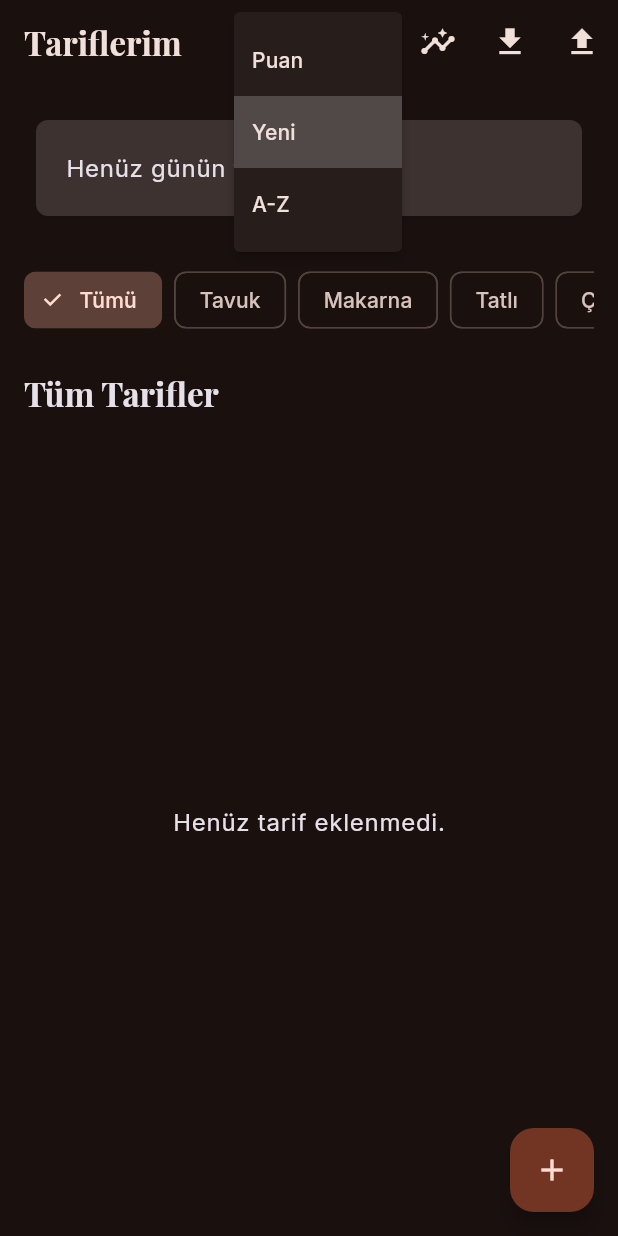
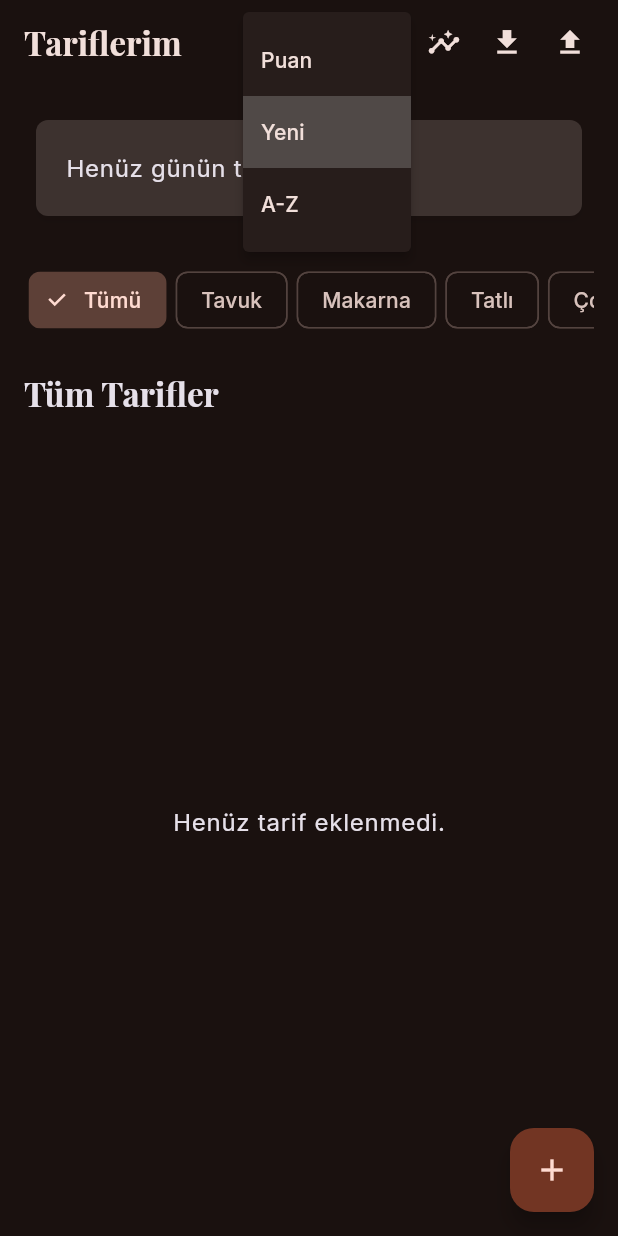
Before and after one commit to eyp-code/Recipy, a Flutter app: the screen it shows after launch, after a tap on the "sort" icon, on a phone screen of 412 x 824 dp. Run offline on Flutter 3.47's test engine with Material 3 defaults, Android fonts, the phone set to English and light mode, and no system bars; our stand-ins replace file_picker, go_router, google_fonts, hive, hive_flutter, share_plus; accounts and stored records are empty.

Commit message:
fix: stretch recipe card and chips to full width for better UI layout

```diff
--- a/lib/ui/screens/home_screen.dart
+++ b/lib/ui/screens/home_screen.dart
@@ -45,49 +45,22 @@ class _HomeScreenState extends State<HomeScreen> {
           appBar: AppBar(
             title: const Text('Tariflerim'),
             actions: <Widget>[
-              PopupMenuButton<RecipeSortOption>(
-                tooltip: 'Sırala',
-                icon: const Icon(Icons.sort),
-                initialValue: viewModel.sortOption,
-                onSelected: viewModel.changeSortOption,
-                itemBuilder: (BuildContext context) {
-                  return const <PopupMenuEntry<RecipeSortOption>>[
-                    PopupMenuItem<RecipeSortOption>(
-                      value: RecipeSortOption.rating,
-                      child: Text('Puan'),
+              Padding(
+                padding: const EdgeInsetsDirectional.only(end: 12),
+                child: _AppBarActions(
+                  sortOption: viewModel.sortOption,
+                  onSortSelected: viewModel.changeSortOption,
+                  onStatisticsPressed: () => context.push('/statistics'),
+                  onExportPressed: () => _exportRecipes(context),
+                  onImportPressed: () => _importRecipes(context, viewModel),
                 ),
-                    PopupMenuItem<RecipeSortOption>(
-                      value: RecipeSortOption.newest,
-                      child: Text('Yeni'),
-                    ),
-                    PopupMenuItem<RecipeSortOption>(
-                      value: RecipeSortOption.alphabetical,
-                      child: Text('A-Z'),
-                    ),
-                  ];
-                },
-              ),
-              IconButton(
-                tooltip: 'İstatistikler',
-                icon: const Icon(Icons.insights),
-                onPressed: () => context.push('/statistics'),
-              ),
-              IconButton(
-                tooltip: 'Dışa aktar',
-                icon: const Icon(Icons.download),
-                onPressed: () => _exportRecipes(context),
-              ),
-              IconButton(
-                tooltip: 'İçe aktar',
-                icon: const Icon(Icons.upload),
-                onPressed: () => _importRecipes(context, viewModel),
               ),
             ],
           ),
           body: Padding(
             padding: const EdgeInsets.all(16),
             child: Column(
-              crossAxisAlignment: CrossAxisAlignment.start,
+              crossAxisAlignment: CrossAxisAlignment.stretch,
               children: <Widget>[
                 _RandomRecipeCard(recipe: viewModel.randomRecipe),
                 const SizedBox(height: 24),
@@ -101,9 +74,7 @@ class _HomeScreenState extends State<HomeScreen> {
                   style: Theme.of(context).textTheme.titleLarge,
                 ),
                 const SizedBox(height: 12),
-                Expanded(
-                  child: _RecipeList(recipes: viewModel.recipes),
-                ),
+                Expanded(child: _RecipeList(recipes: viewModel.recipes)),
               ],
             ),
           ),
@@ -147,6 +118,100 @@ class _HomeScreenState extends State<HomeScreen> {
   }
 }
 
+class _AppBarActions extends StatelessWidget {
+  const _AppBarActions({
+    required this.sortOption,
+    required this.onSortSelected,
+    required this.onStatisticsPressed,
+    required this.onExportPressed,
+    required this.onImportPressed,
+  });
+
+  final RecipeSortOption sortOption;
+  final ValueChanged<RecipeSortOption> onSortSelected;
+  final VoidCallback onStatisticsPressed;
+  final VoidCallback onExportPressed;
+  final VoidCallback onImportPressed;
+
+  @override
+  Widget build(BuildContext context) {
+    return SizedBox(
+      height: kToolbarHeight,
+      child: Row(
+        mainAxisSize: MainAxisSize.min,
+        children: <Widget>[
+          PopupMenuButton<RecipeSortOption>(
+            tooltip: 'Sırala',
+            icon: const Icon(Icons.sort, size: 22),
+            initialValue: sortOption,
+            constraints: const BoxConstraints(minWidth: 42, minHeight: 42),
+            padding: EdgeInsets.zero,
+            onSelected: onSortSelected,
+            itemBuilder: (BuildContext context) {
+              return const <PopupMenuEntry<RecipeSortOption>>[
+                PopupMenuItem<RecipeSortOption>(
+                  value: RecipeSortOption.rating,
+                  child: Text('Puan'),
+                ),
+                PopupMenuItem<RecipeSortOption>(
+                  value: RecipeSortOption.newest,
+                  child: Text('Yeni'),
+                ),
+                PopupMenuItem<RecipeSortOption>(
+                  value: RecipeSortOption.alphabetical,
+                  child: Text('A-Z'),
+                ),
+              ];
+            },
+          ),
+          _ToolbarIconButton(
+            tooltip: 'İstatistikler',
+            icon: Icons.insights,
+            onPressed: onStatisticsPressed,
+          ),
+          _ToolbarIconButton(
+            tooltip: 'Dışa aktar',
+            icon: Icons.download,
+            onPressed: onExportPressed,
+          ),
+          _ToolbarIconButton(
+            tooltip: 'İçe aktar',
+            icon: Icons.upload,
+            onPressed: onImportPressed,
+          ),
+        ],
+      ),
+    );
+  }
+}
+
+class _ToolbarIconButton extends StatelessWidget {
+  const _ToolbarIconButton({
+    required this.tooltip,
+    required this.icon,
+    required this.onPressed,
+  });
+
+  final String tooltip;
+  final IconData icon;
+  final VoidCallback onPressed;
+
+  @override
+  Widget build(BuildContext context) {
+    return Padding(
+      padding: const EdgeInsetsDirectional.only(start: 2),
+      child: IconButton(
+        tooltip: tooltip,
+        icon: Icon(icon, size: 22),
+        constraints: const BoxConstraints.tightFor(width: 42, height: 42),
+        padding: EdgeInsets.zero,
+        visualDensity: VisualDensity.compact,
+        onPressed: onPressed,
+      ),
+    );
+  }
+}
+
 class _CategoryFilter extends StatelessWidget {
   const _CategoryFilter({
     required this.selectedCategory,
@@ -169,10 +234,15 @@ class _CategoryFilter extends StatelessWidget {
   Widget build(BuildContext context) {
     return SingleChildScrollView(
       scrollDirection: Axis.horizontal,
+      child: ConstrainedBox(
+        constraints: BoxConstraints(
+          minWidth: MediaQuery.sizeOf(context).width - 32,
+        ),
         child: Row(
+          mainAxisAlignment: MainAxisAlignment.spaceBetween,
           children: _categories.map((String category) {
             return Padding(
-            padding: const EdgeInsets.only(right: 8),
+              padding: const EdgeInsets.symmetric(horizontal: 3),
               child: ChoiceChip(
                 label: Text(category),
                 selected: selectedCategory == category,
@@ -180,6 +250,7 @@ class _CategoryFilter extends StatelessWidget {
               ),
             );
           }).toList(growable: false),
+        ),
       ),
     );
   }
@@ -209,7 +280,9 @@ class _RandomRecipeCard extends StatelessWidget {
       );
     }
 
-    return Card(
+    return SizedBox(
+      width: double.infinity,
+      child: Card(
         child: InkWell(
           borderRadius: BorderRadius.circular(8),
           onTap: () => context.push('/recipe/${currentRecipe.id}'),
@@ -233,6 +306,7 @@ class _RandomRecipeCard extends StatelessWidget {
                   style: Theme.of(context).textTheme.titleMedium,
                 ),
               ],
+            ),
           ),
         ),
       ),
```
Also changed, not shown: lib/ui/screens/add_recipe_screen.dart (+49 -8 lines). Lines whose indentation alone changed are shown as unchanged.
